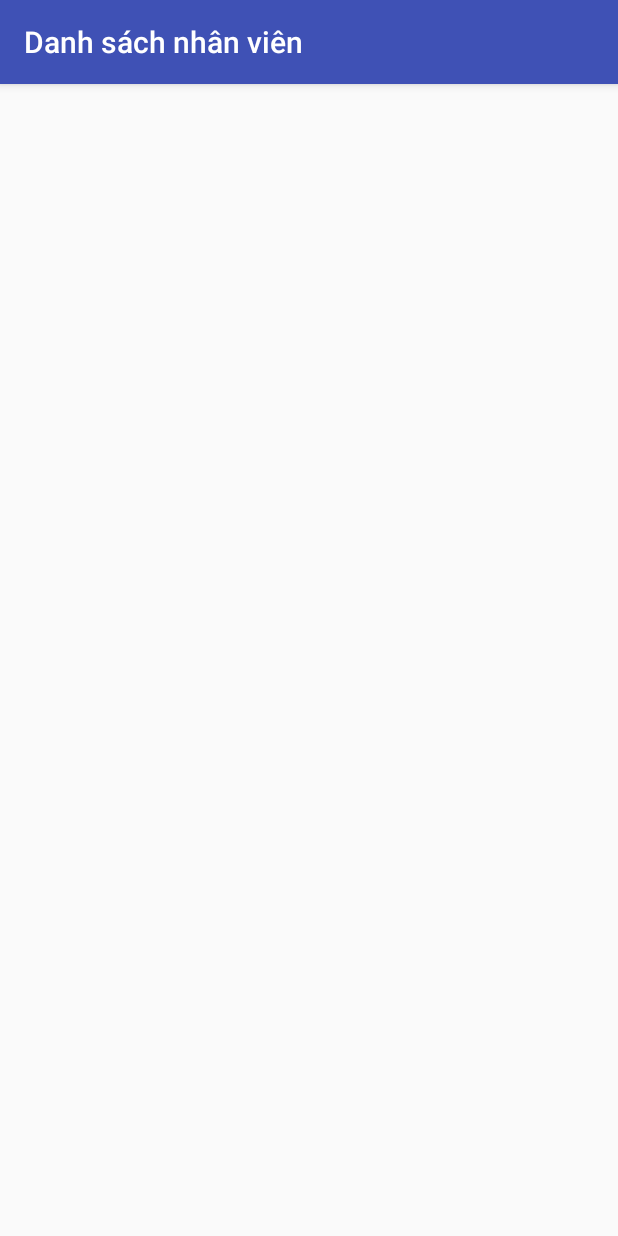
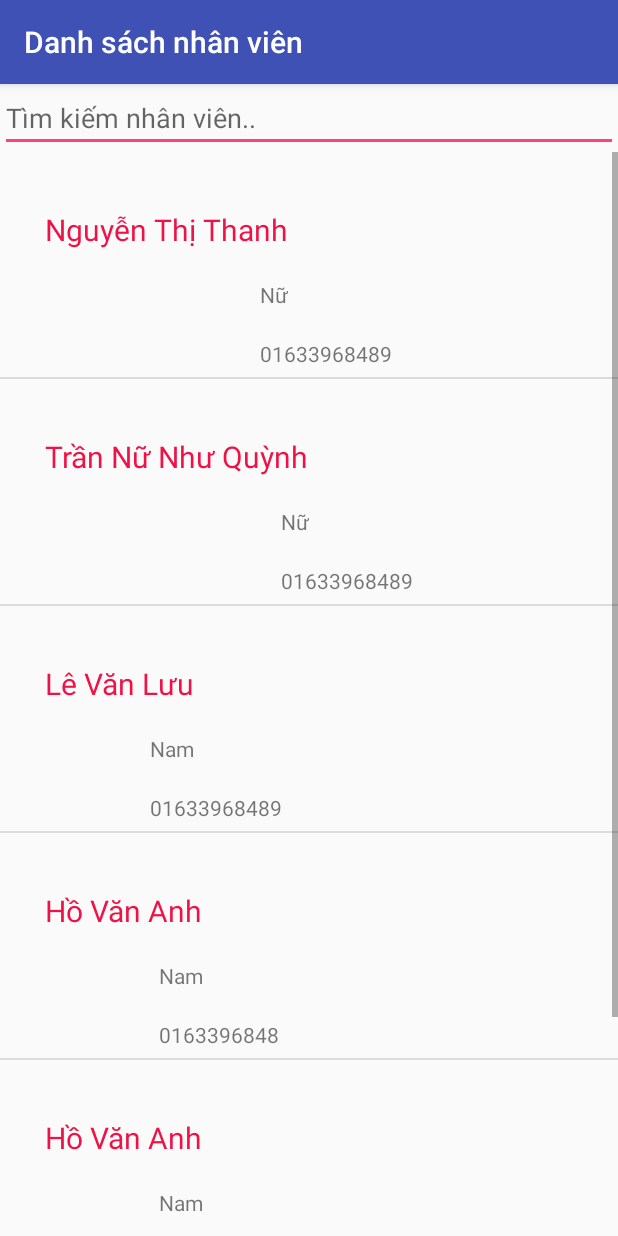
Before and after one commit to Quynhk37C/Mobile_Android, an Android app: the NhanVienActivity screen opened directly, with no data from a screen before it, on a phone screen of 412 x 824 dp. Run offline under Robolectric (Android 15) with nearby library versions, the phone set to English and light mode, and no system bars.

Commit message:
tim kiem

```diff
--- a/QuanLyNV/app/src/main/AndroidManifest.xml
+++ b/QuanLyNV/app/src/main/AndroidManifest.xml
@@ -24,6 +24,7 @@
         </activity>
         <activity android:name=".NhanVienActivity"
             android:label="Danh sách nhân viên"
+            android:windowSoftInputMode="stateHidden"
     ></activity>
         <activity android:name=".NhanVienPhongBanActivity"
             android:label="Danh Sách Nhân Viên"
--- a/QuanLyNV/app/src/main/java/com/hue/husc/it/nhuquynh/quanlynv/DAO/Database.java
+++ b/QuanLyNV/app/src/main/java/com/hue/husc/it/nhuquynh/quanlynv/DAO/Database.java
@@ -65,53 +65,23 @@ public class Database extends SQLiteOpenHelper {
                 "                        1,\n" +
                 "                        'Công nghệ thông tin'\n" +
                 "                    );\n");
+        db.execSQL("INSERT INTO PhongBan (\n" +
+                "                        MaPB,\n" +
+                "                        TenPB\n" +
+                "                    )\n" +
+                "                    VALUES (\n" +
+                "                        2,\n" +
+                "                        'Khoa toán'\n" +
+                "                    );\n");
+        db.execSQL("INSERT INTO PhongBan (\n" +
+                "                        MaPB,\n" +
+                "                        TenPB\n" +
+                "                    )\n" +
+                "                    VALUES (\n" +
+                "                        3,\n" +
+                "                        'Khoa lý'\n" +
+                "                    );\n");
         db.execSQL(taoBangNhanVien);
-<<<<<<< HEAD
-        /*db.execSQL("INSERT INTO PhongBan (\n" +
-                "                         TenPB,\n" +
-                "                         MaPB\n" +
-                "                     )\n" +
-                "                     VALUES (\n" +
-                "                         'Điện Tử Viễn Thông',\n" +
-                "                         1\n" +
-                "                     ),\n" +
-                "                     (\n" +
-                "                         'Toán',\n" +
-                "                         2\n" +
-                "                     ),\n" +
-                "                     (\n" +
-                "                         'Công nghệ thông tin',\n" +
-                "                         3\n" +
-                "                     );\n");
-        db.execSQL("INSERT INTO NhanVien (\n" +
-                "                         Luong,\n" +
-                "                         Email,\n" +
-                "                         DiaChi,\n" +
-                "                         GioiTinh,\n" +
-                "                         SoDT,\n" +
-                "                         TenNV,\n" +
-                "                         MaNV\n" +
-                "                     )\n" +
-                "                     VALUES (\n" +
-                "                         NULL,\n" +
-                "                         'a@gmail.com',\n" +
-                "                         'Quảng Bình',\n" +
-                "                         'Nữ',\n" +
-                "                         12345678,\n" +
-                "                         'Trần Nữ Như Quỳnh',\n" +
-                "                         1\n" +
-                "                     ),\n" +
-                "                     (\n" +
-                "                         NULL,\n" +
-                "                         'b@gmail.com',\n" +
-                "                         'Huế',\n" +
-                "                         'Nam',\n" +
-                "                         12345678,\n" +
-                "                         'Nguyễn Thị Lan',\n" +
-                "                         2\n" +
-                "                     );\n");
-    */
-=======
         db.execSQL("INSERT INTO NhanVien (\n" +
                 "                        MaNV,\n" +
                 "                        TenNV,\n" +
@@ -130,7 +100,7 @@ public class Database extends SQLiteOpenHelper {
                 "                        'Nữ',\n" +
                 "                        'Huế',\n" +
                 "                        'thanhnguyenthi@gmail.com',\n" +
-                "                        300000,\n" +
+                "                        3000000,\n" +
                 "                        '20-4-1995',\n" +
                 "                        1\n" +
                 "                    );\n");
@@ -152,13 +122,99 @@ public class Database extends SQLiteOpenHelper {
                 "                        'Nữ',\n" +
                 "                        'Huế',\n" +
                 "                        'trnnq@gmail.com',\n" +
-                "                        300000,\n" +
+                "                        3000000,\n" +
                 "                        '20-5-1995',\n" +
                 "                        1\n" +
                 "                    );\n");
+        db.execSQL("INSERT INTO NhanVien (\n" +
+                "                        MaNV,\n" +
+                "                        TenNV,\n" +
+                "                        SoDT,\n" +
+                "                        GioiTinh,\n" +
+                "                       DiaChi,\n" +
+                "                        Email,\n" +
+                "                      Luong,\n" +
+                "                       Ngaysinh,\n" +
+                "                        MaPB\n" +
+                "                    )\n" +
+                "                    VALUES (\n" +
+                "                        6,\n" +
+                "                        'Lê Văn Lưu',\n" +
+                "                        '01633968489',\n" +
+                "                        'Nam',\n" +
+                "                        'Huế',\n" +
+                "                        'trnnq@gmail.com',\n" +
+                "                        3000000,\n" +
+                "                        '10-5-1995',\n" +
+                "                        1\n" +
+                "                    );\n");
+        db.execSQL("INSERT INTO NhanVien (\n" +
+                "                        MaNV,\n" +
+                "                        TenNV,\n" +
+                "                        SoDT,\n" +
+                "                        GioiTinh,\n" +
+                "                       DiaChi,\n" +
+                "                        Email,\n" +
+                "                      Luong,\n" +
+                "                       Ngaysinh,\n" +
+                "                        MaPB\n" +
+                "                    )\n" +
+                "                    VALUES (\n" +
+                "                        7,\n" +
+                "                        'Hồ Văn Anh',\n" +
+                "                        '0163396848',\n" +
+                "                        'Nam',\n" +
+                "                        'Huế',\n" +
+                "                        'trnnq@gmail.com',\n" +
+                "                        3000000,\n" +
+                "                        '10-5-1899',\n" +
+                "                        2\n" +
+                "                    );\n");
+        db.execSQL("INSERT INTO NhanVien (\n" +
+                "                        MaNV,\n" +
+                "                        TenNV,\n" +
+                "                        SoDT,\n" +
+                "                        GioiTinh,\n" +
+                "                       DiaChi,\n" +
+                "                        Email,\n" +
+                "                      Luong,\n" +
+                "                       Ngaysinh,\n" +
+                "                        MaPB\n" +
+                "                    )\n" +
+                "                    VALUES (\n" +
+                "                        8,\n" +
+                "                        'Hồ Văn Anh',\n" +
+                "                        '0163396848',\n" +
+                "                        'Nam',\n" +
+                "                        'Huế',\n" +
+                "                        'trnnq@gmail.com',\n" +
+                "                        3000000,\n" +
+                "                        '10-5-1899',\n" +
+                "                        2\n" +
+                "                    );\n");
+        db.execSQL("INSERT INTO NhanVien (\n" +
+                "                        MaNV,\n" +
+                "                        TenNV,\n" +
+                "                        SoDT,\n" +
+                "                        GioiTinh,\n" +
+                "                       DiaChi,\n" +
+                "                        Email,\n" +
+                "                      Luong,\n" +
+                "                       Ngaysinh,\n" +
+                "                        MaPB\n" +
+                "                    )\n" +
+                "                    VALUES (\n" +
+                "                        9,\n" +
+                "                        'Nguyên Vĩnh',\n" +
+                "                        '01219166501',\n" +
+                "                        'Nam',\n" +
+                "                        'Thanh Hóa',\n" +
+                "                        'nguyenvinh@gmail.com',\n" +
+                "                        5000000,\n" +
+                "                        '10-5-1899',\n" +
+                "                        3\n" +
+                "                    );\n");
 
-
->>>>>>> f8adcdc7edad66d985116ddb75e7dd8aa7fe6704
     }
 
     @Override
--- a/QuanLyNV/app/src/main/java/com/hue/husc/it/nhuquynh/quanlynv/NhanVienActivity.java
+++ b/QuanLyNV/app/src/main/java/com/hue/husc/it/nhuquynh/quanlynv/NhanVienActivity.java
@@ -3,14 +3,18 @@ import android.app.Activity;
 import android.content.Intent;
 import android.os.Bundle;
 import android.support.v7.app.AppCompatActivity;
+import android.text.Editable;
+import android.text.TextWatcher;
 import android.view.ContextMenu;
 import android.view.MenuItem;
 import android.view.View;
 import android.widget.AdapterView;
+import android.widget.EditText;
 import android.widget.LinearLayout;
 import android.widget.ListView;
 import android.widget.Toast;
 import com.hue.husc.it.nhuquynh.quanlynv.Adapter.Custom_Listview_NhanVien;
+import com.hue.husc.it.nhuquynh.quanlynv.DAO.Database;
 import com.hue.husc.it.nhuquynh.quanlynv.DAO.NhanVienDAO;
 import com.hue.husc.it.nhuquynh.quanlynv.DTO.NhanVienDTO;
 import java.util.ArrayList;
@@ -31,22 +35,44 @@ public class    NhanVienActivity extends AppCompatActivity {
     ListView listViewNV;
     int vitri;
     int idnhanvien;
+    EditText inputSearch;
     public  static int RESULT_CAPNHATNHANVIEN = 100;
 
     @Override
     protected void onCreate(Bundle saveInstanceState){
         super.onCreate(saveInstanceState);
         setContentView(R.layout.layout_nhanvien);
-        LinearLayout layout_nhanvien= (LinearLayout) findViewById(R.id.layout_nhanvien);
+        final LinearLayout layout_nhanvien= (LinearLayout) findViewById(R.id.layout_nhanvien);
         registerForContextMenu(layout_nhanvien);
         dbNhanVien = new NhanVienDAO(this);
         listNV = new ArrayList<NhanVienDTO>();
+        listNV = dbNhanVien.LoadAllNhanvien();
         LoadListViewNhanVien();
         registerForContextMenu(listViewNV);
-
+        inputSearch = (EditText) findViewById(R.id.inputSearch);
         LoadListViewNhanVien();
 
         registerForContextMenu(listViewNV);
+        inputSearch.addTextChangedListener(new TextWatcher() {
+            @Override
+            public void beforeTextChanged(CharSequence charSequence, int i, int i1, int i2) {
+
+            }
+
+            @Override
+            public void onTextChanged(CharSequence charSequence, int i, int i1, int i2) {
+              //  NhanVienActivity.this.adapter.getFilter().filter(charSequence);
+                listNV=dbNhanVien.LoadNhanvien(charSequence.toString());
+                LoadListViewNhanVien();
+
+
+            }
+
+            @Override
+            public void afterTextChanged(Editable editable) {
+
+            }
+        } );
 
         listViewNV.setOnItemLongClickListener(new AdapterView.OnItemLongClickListener() {
             @Override
@@ -65,10 +91,11 @@ public class    NhanVienActivity extends AppCompatActivity {
             }
         });
     }
+
     private  void LoadListViewNhanVien(){
-        listNV = new ArrayList<NhanVienDTO>();
-        listNV = dbNhanVien.LoadAllNhanvien();
+
         adapter = new Custom_Listview_NhanVien(this,R.layout.custom_layout_nhanvien,listNV);
+
         listViewNV = (ListView)findViewById(R.id.listNhanVien);
         listViewNV.setAdapter(adapter);
     }
--- a/QuanLyNV/app/src/main/res/layout/custom_layout_nhanvien.xml
+++ b/QuanLyNV/app/src/main/res/layout/custom_layout_nhanvien.xml
@@ -3,6 +3,7 @@
     android:layout_width="fill_parent"
     android:layout_height="fill_parent"
     >
+
     <RelativeLayout
         android:layout_width="400dp"
 
--- a/QuanLyNV/app/src/main/res/layout/layout_nhanvien.xml
+++ b/QuanLyNV/app/src/main/res/layout/layout_nhanvien.xml
@@ -5,6 +5,12 @@
     android:orientation="vertical"
     android:id="@+id/layout_nhanvien"
     >
+    <!-- Editext for Search -->
+    <EditText android:id="@+id/inputSearch"
+        android:layout_width="fill_parent"
+        android:layout_height="wrap_content"
+        android:hint="Tìm kiếm nhân viên.."
+        android:inputType="textVisiblePassword"/>
 <ListView
     android:id="@+id/listNhanVien"
     android:layout_width="match_parent"
```
Also changed, not shown: QuanLyNV/app/src/main/java/com/hue/husc/it/nhuquynh/quanlynv/DAO/NhanVienDAO.java (+22 -0 lines).
